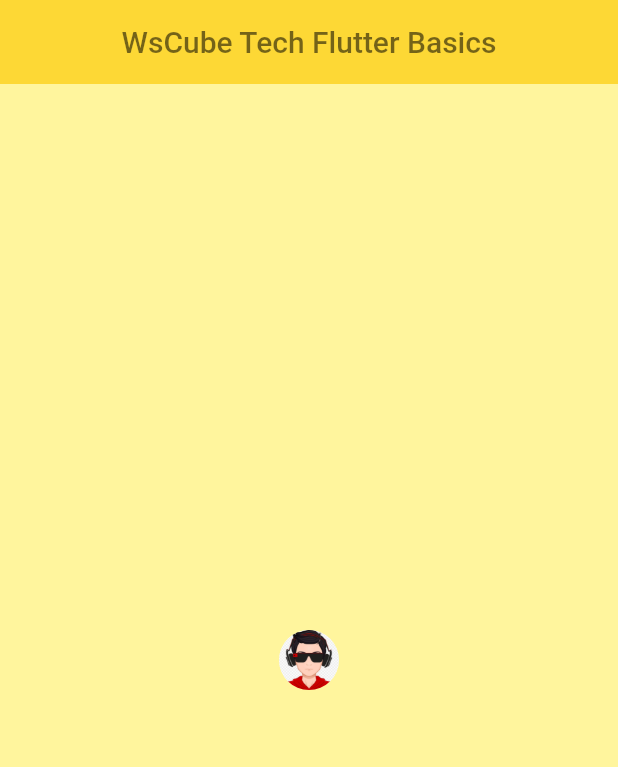
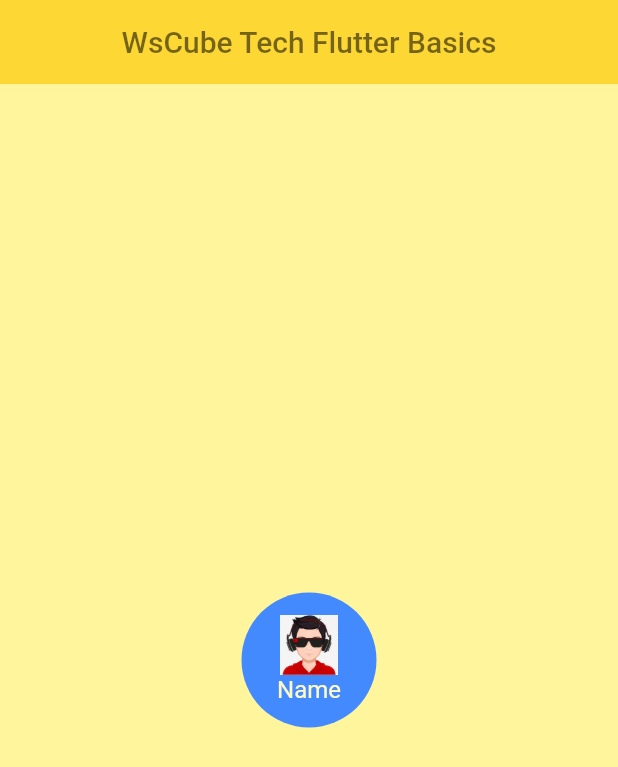
Before and after one commit to Shougotmollik/Dart-To-Flutter-Full-Learning-Curve-Step-By-Step, a Flutter app: the screen it shows after launch, on a phone screen of 412 x 824 dp. Shown: the top 767 px of the screen. Run offline on Flutter 3.47's test engine with Material 2 defaults, Android fonts, the phone set to English and light mode, and no system bars; our stand-ins replace google_fonts, velocity_x.

Commit message:
Circle Avatar

```diff
--- a/Ws Cube Tech/wscube_tech_learning/lib/pages/home_page.dart
+++ b/Ws Cube Tech/wscube_tech_learning/lib/pages/home_page.dart
@@ -1,4 +1,4 @@
-// ignore_for_file: prefer_const_constructors
+// ignore_for_file: prefer_const_constructors, avoid_unnecessary_containers, sized_box_for_whitespace, sort_child_properties_last
 
 import 'package:flutter/material.dart';
 
@@ -18,7 +18,21 @@
         ),
         body: Center(
           child: CircleAvatar(
-            backgroundImage: AssetImage("assets/images/boy.jpg"),
+            child: Container(
+              height: 60,
+              width: 60,
+              child: Column(
+                children: [
+                  Container(
+                      height: 40,
+                      width: 40,
+                      child: Image.asset("assets/images/boy.jpg")),
+                  Text("Name"),
+                ],
+              ),
+            ),
+            backgroundColor: Colors.blueAccent,
+            radius: 45,
           ),
         ));
   }
```
